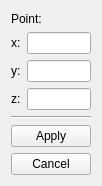
DenDen039/surface-view, file package/ui/Widgets/ui/CreatePointWidget.ui: the form before one commit.
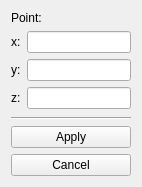
The form after the commit.

```diff
--- a/package/ui/Widgets/ui/CreatePointWidget.ui
+++ b/package/ui/Widgets/ui/CreatePointWidget.ui
@@ -6,14 +6,14 @@
    <rect>
     <x>0</x>
     <y>0</y>
-    <width>101</width>
-    <height>186</height>
+    <width>142</width>
+    <height>187</height>
    </rect>
   </property>
   <property name="windowTitle">
    <string>Form</string>
   </property>
-  <layout class="QVBoxLayout" name="verticalLayout" stretch="0,2,1,1,1">
+  <layout class="QVBoxLayout" name="verticalLayout" stretch="0,2,0,1,1,1">
    <item>
     <widget class="QLabel" name="label_7">
      <property name="text">
@@ -67,6 +67,19 @@
      </item>
     </layout>
    </item>
+   <item>
+    <spacer name="verticalSpacer">
+     <property name="orientation">
+      <enum>Qt::Vertical</enum>
+     </property>
+     <property name="sizeHint" stdset="0">
+      <size>
+       <width>20</width>
+       <height>40</height>
+      </size>
+     </property>
+    </spacer>
+   </item>
    <item>
     <widget class="Line" name="line_2">
      <property name="orientation">
```
